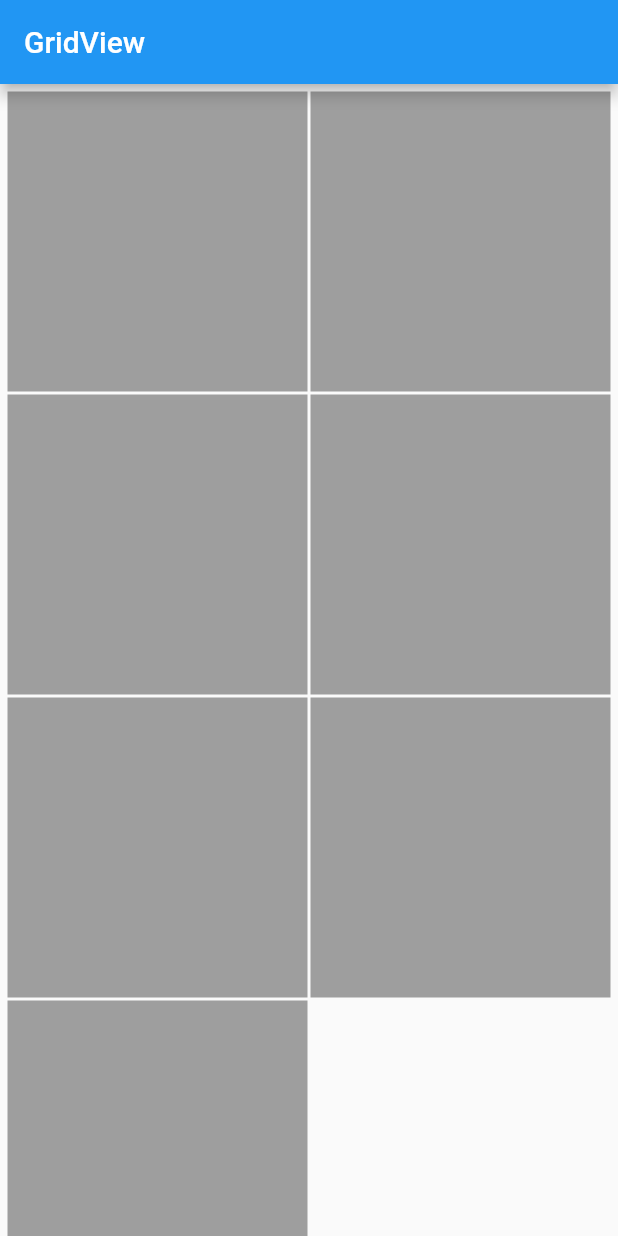
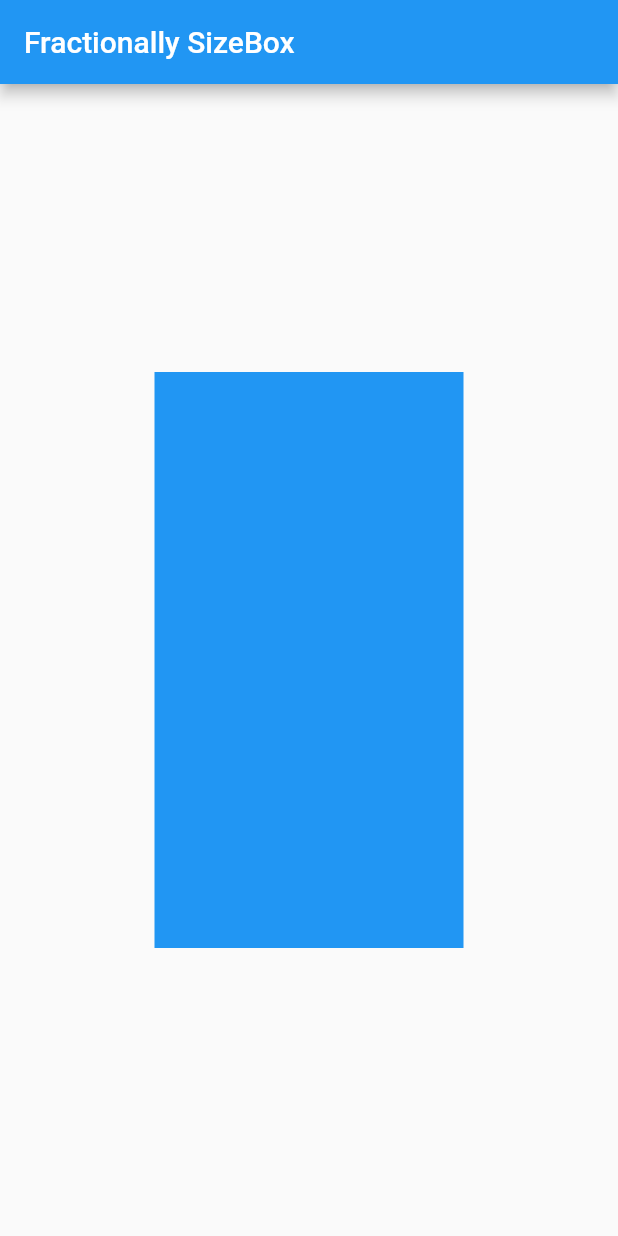
Before and after one commit to MrSohan10/Flutter-Office, a Flutter app: the screen it shows after launch, on a phone screen of 412 x 824 dp. Run offline on Flutter 3.47's test engine with Material 2 defaults, Android fonts, the phone set to English and light mode, and no system bars.

Commit message:
Practice Fractionally SizeBox

```diff
--- a/lib/home_page.dart
+++ b/lib/home_page.dart
@@ -3,17 +3,14 @@ import 'package:flutter/material.dart';
 class HomePage extends StatelessWidget {
   Widget build(BuildContext context) {
     return Scaffold(
-      appBar: AppBar(
-        title: Text('AppBar'),
-        titleSpacing: 10,
-        elevation: 20,
-        toolbarHeight: 60,
-        actions: [
-          IconButton(onPressed: () {}, icon: Icon(Icons.menu)),
-          IconButton(onPressed: () {}, icon: Icon(Icons.message)),
-          IconButton(onPressed: () {}, icon: Icon(Icons.person))
-        ],
-      ),
+      appBar: AppBar(title: Text('AppBar')),
+      body: Center(
+          child: LinearProgressIndicator(
+        value: 50,
+        // backgroundColor: Colors.grey,
+        color: Colors.blue,
+        minHeight: 10,
+      )),
     );
   }
 }
--- a/lib/main.dart
+++ b/lib/main.dart
@@ -1,4 +1,3 @@
-import 'package:flutter/cupertino.dart';
 import 'package:flutter/material.dart';
 
 void main() {
@@ -8,51 +7,19 @@ void main() {
 class MyApp extends StatelessWidget {
   Widget build(BuildContext context) {
     return MaterialApp(
-        home: Scaffold(
-            appBar: AppBar(
-              title: Text('GridView'),
-            ),
-            body: GridView(
-              padding: EdgeInsets.all(5),
-              gridDelegate: SliverGridDelegateWithFixedCrossAxisCount(
-                  crossAxisCount: 2, crossAxisSpacing: 2, mainAxisSpacing: 2),
-              children: [
-                Container(
-                  height: 200,
-                  width: 200,
-                  color: Colors.grey,
-                ),
-                Container(
-                  height: 200,
-                  width: 200,
-                  color: Colors.grey,
-                ),
-                Container(
-                  height: 200,
-                  width: 200,
-                  color: Colors.grey,
-                ),
-                Container(
-                  height: 200,
-                  width: 200,
-                  color: Colors.grey,
-                ),
-                Container(
-                  height: 200,
-                  width: 200,
-                  color: Colors.grey,
-                ),
-                Container(
-                  height: 200,
-                  width: 200,
-                  color: Colors.grey,
-                ),
-                Container(
-                  height: 200,
-                  width: 200,
-                  color: Colors.grey,
-                ),
-              ],
-            )));
+      home: Scaffold(
+        appBar: AppBar(
+          title: Text('Fractionally SizeBox'),
+        ),
+        body: Center(
+            child: FractionallySizedBox(
+          widthFactor: 0.5,
+          heightFactor: 0.5,
+          child: Container(
+            color: Colors.blue,
+          ),
+        )),
+      ),
+    );
   }
 }
```
